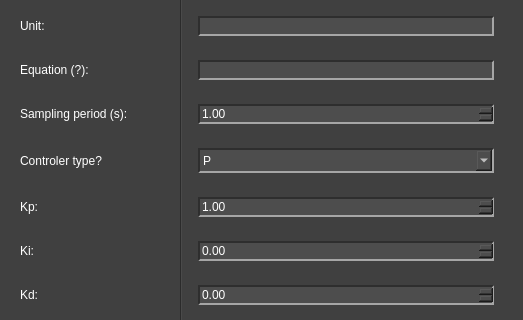
CayoRw/pydaq, file pydaq/uis/PyDAQ_pid_control_arduino_widget.ui: the form before one commit; both pictures show x 0 to 523 and y 118 to 438 of the 523 by 840 pixel window.
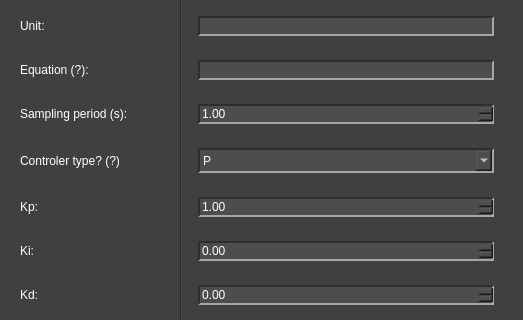
The form after the commit. Icons and pictures are not drawn.

```diff
--- a/pydaq/uis/PyDAQ_pid_control_arduino_widget.ui
+++ b/pydaq/uis/PyDAQ_pid_control_arduino_widget.ui
@@ -514,7 +514,7 @@
          </size>
         </property>
         <property name="text">
-         <string>Controler type?</string>
+         <string>Controler type? (?)</string>
         </property>
        </widget>
       </item>
```
Left out of the diff: 7 changed lines with no effect on the pictures.
